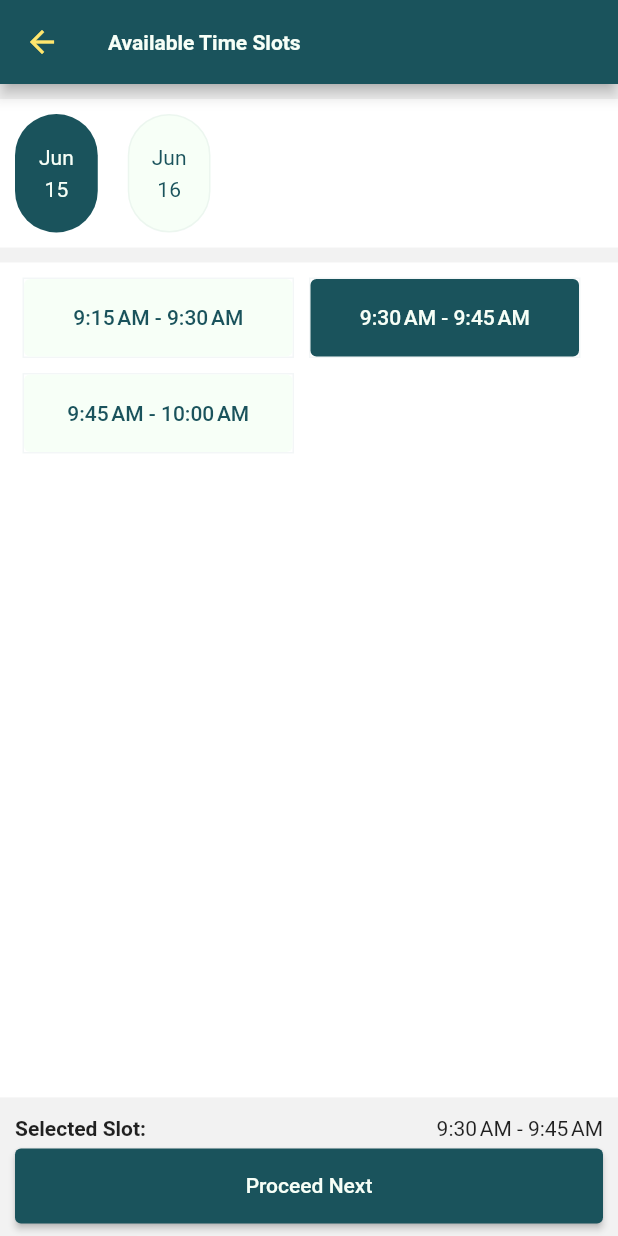
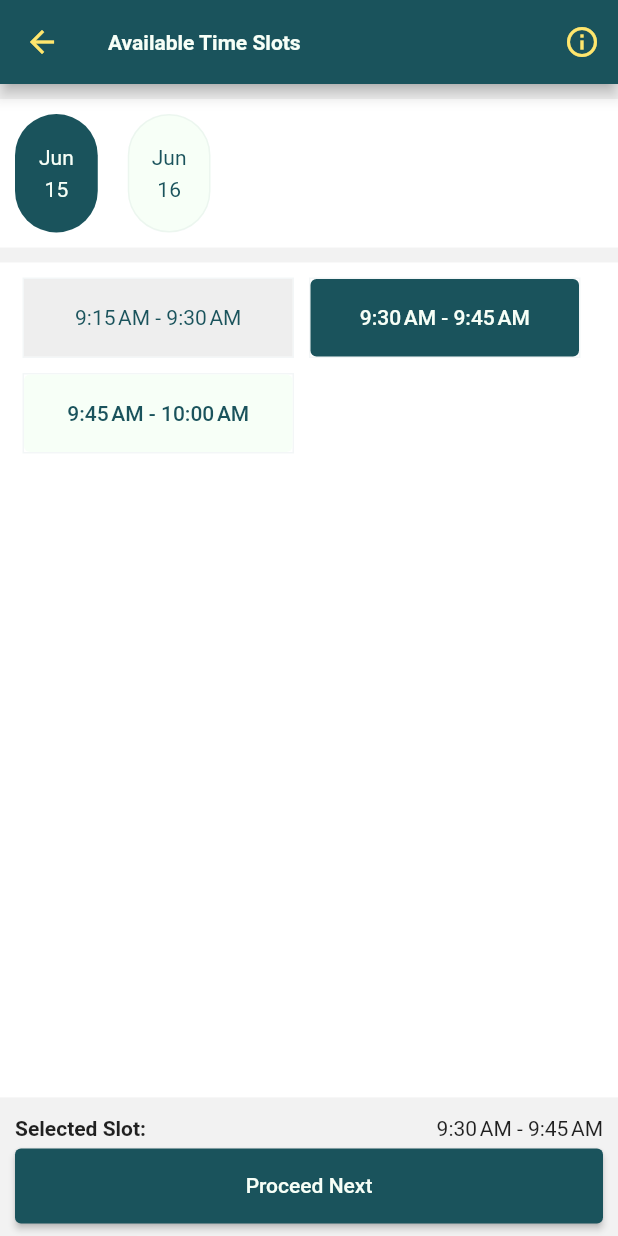
Before and after one commit to kedrakk/take_home_sample, a Flutter app: the BookingPage screen opened by its route, after a tap on an icon or button, on a phone screen of 412 x 824 dp. Run offline on Flutter 3.47's test engine with Material 2 defaults, Android fonts, the phone set to English and light mode, and no system bars; our stand-ins replace firebase_auth, firebase_core; accounts and stored records are empty.

Commit message:
unavailable ones

```diff
--- a/lib/data/time_slots.dart
+++ b/lib/data/time_slots.dart
@@ -14,7 +14,7 @@ class TimeSlot {
         Slots(
           startTime: "2022-06-15 09:15",
           endTime: "2022-06-15 09:30",
-          available: true,
+          available: false,
         ),
         Slots(
           startTime: "2022-06-15 09:30",
--- a/lib/pages/booking_page.dart
+++ b/lib/pages/booking_page.dart
@@ -18,6 +18,14 @@ class BookingPage extends StatelessWidget {
             backgroundColor: MainTheme.darkWhite,
             appBar: AppBar(
               title: const Text('Available Time Slots'),
+              actions: [
+                IconButton(
+                  onPressed: () => showInfoModal(context),
+                  icon: const Icon(
+                    Icons.info_outline,
+                  ),
+                ),
+              ],
             ),
             body: Column(
               children: [
@@ -96,7 +104,8 @@ class BookingPage extends StatelessWidget {
                             color: MainTheme.primary.withOpacity(.05),
                           ),
                         ),
-                        child: TextButton(
+                        child: value.selectedTimeSlot!.slots[index].available
+                            ? TextButton(
                                 style: value.selectedTimeSlot!.slots[index] ==
                                         value.selectedSlot
                                     ? MainTheme.selectedSlotTimeStyle
@@ -109,6 +118,15 @@ class BookingPage extends StatelessWidget {
                                           value.selectedSlot
                                       ? MainTheme.selectedSlotTextStyle
                                       : MainTheme.slotTextStyle,
+                                ),
+                              )
+                            : Container(
+                                color: Colors.grey[200],
+                                child: Center(
+                                  child: Text(
+                                    "${value.selectedTimeSlot!.slots[index].startTime.toTimeOnly()} - ${value.selectedTimeSlot!.slots[index].endTime.toTimeOnly()}",
+                                    style: MainTheme.slotTextStyle,
+                                  ),
                                 ),
                               ),
                       ),
```
Also changed, not shown: lib/widgets/indicator_widget.dart (added, +34 -0 lines), lib/widgets/loading_dialog.dart (+39 -1 lines). Lines whose indentation alone changed are shown as unchanged.
